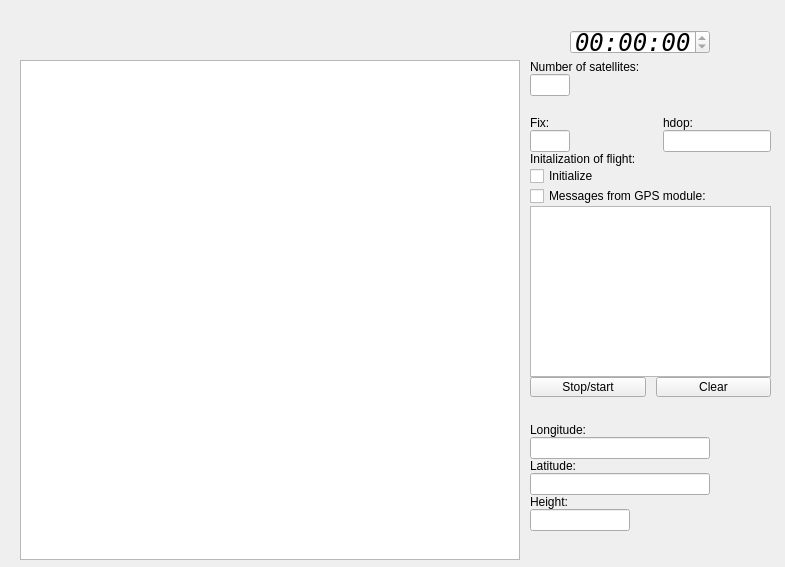
Above: src/cfclient/ui/tabs/gpsTab.ui from Mitteau/crazyflie-clients-python before the change. Below: the same form after it.
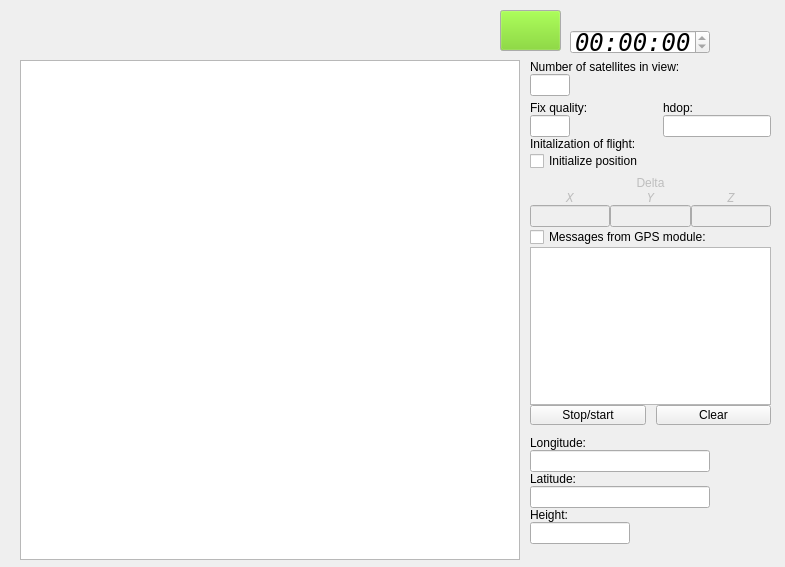
That is the form after the change.

Commit message:
Fonds inclus dans la gestion git Affichages time et n satellites et quality Masquage des fenêtres d'écart
 Sur la branche etape5
 Modifications qui seront validées :
	nouveau fichier : src/cfclient/resources/fond.png
	modifié :         src/cfclient/ui/tabs/GpsTab.py
	modifié :         src/cfclient/ui/tabs/gpsTab.ui

What changed in the file:
```diff
--- a/src/cfclient/ui/tabs/gpsTab.ui
+++ b/src/cfclient/ui/tabs/gpsTab.ui
@@ -51,7 +51,7 @@
     <item>
      <widget class="QLabel" name="label_2">
       <property name="text">
-       <string>Number of satellites: </string>
+       <string>Number of satellites in view: </string>
       </property>
       <property name="alignment">
        <set>Qt::AlignLeading|Qt::AlignLeft|Qt::AlignVCenter</set>
@@ -77,7 +77,7 @@
     <item>
      <layout class="QGridLayout" name="gridLayout">
       <property name="topMargin">
-       <number>20</number>
+       <number>5</number>
       </property>
       <item row="1" column="0">
        <widget class="QLineEdit" name="_fix_type">
@@ -101,7 +101,7 @@
       <item row="0" column="0">
        <widget class="QLabel" name="label_7">
         <property name="text">
-         <string>Fix: </string>
+         <string>Fix quality: </string>
         </property>
         <property name="alignment">
          <set>Qt::AlignLeading|Qt::AlignLeft|Qt::AlignVCenter</set>
@@ -146,10 +146,108 @@
     <item>
      <widget class="QCheckBox" name="checkBox">
       <property name="text">
-       <string>Initialize</string>
+       <string>Initialize position</string>
       </property>
      </widget>
     </item>
+    <item>
+     <layout class="QGridLayout" name="gridLayout_2">
+      <property name="topMargin">
+       <number>5</number>
+      </property>
+      <item row="1" column="1">
+       <widget class="QLabel" name="label_9">
+        <property name="enabled">
+         <bool>false</bool>
+        </property>
+        <property name="font">
+         <font>
+          <family>DejaVu Sans Mono</family>
+          <italic>true</italic>
+         </font>
+        </property>
+        <property name="text">
+         <string>Y</string>
+        </property>
+        <property name="alignment">
+         <set>Qt::AlignCenter</set>
+        </property>
+       </widget>
+      </item>
+      <item row="1" column="0">
+       <widget class="QLabel" name="label_8">
+        <property name="enabled">
+         <bool>false</bool>
+        </property>
+        <property name="font">
+         <font>
+          <family>DejaVu Sans Mono</family>
+          <italic>true</italic>
+         </font>
+        </property>
+        <property name="text">
+         <string>X</string>
+        </property>
+        <property name="alignment">
+         <set>Qt::AlignCenter</set>
+        </property>
+       </widget>
+      </item>
+      <item row="1" column="2">
+       <widget class="QLabel" name="label_10">
+        <property name="enabled">
+         <bool>false</bool>
+        </property>
+        <property name="font">
+         <font>
+          <family>DejaVu Sans Mono</family>
+          <italic>true</italic>
+         </font>
+        </property>
+        <property name="text">
+         <string>Z</string>
+        </property>
+        <property name="alignment">
+         <set>Qt::AlignCenter</set>
+        </property>
+       </widget>
+      </item>
+      <item row="0" column="1">
+       <widget class="QLabel" name="label_11">
+        <property name="enabled">
+         <bool>false</bool>
+        </property>
+        <property name="text">
+         <string>Delta</string>
+        </property>
+        <property name="alignment">
+         <set>Qt::AlignCenter</set>
+        </property>
+       </widget>
+      </item>
+      <item row="2" column="0">
+       <widget class="QLineEdit" name="_deltaX">
+        <property name="enabled">
+         <bool>false</bool>
+        </property>
+       </widget>
+      </item>
+      <item row="2" column="1">
+       <widget class="QLineEdit" name="_deltaY">
+        <property name="enabled">
+         <bool>false</bool>
+        </property>
+       </widget>
+      </item>
+      <item row="2" column="2">
+       <widget class="QLineEdit" name="_deltaZ">
+        <property name="enabled">
+         <bool>false</bool>
+        </property>
+       </widget>
+      </item>
+     </layout>
+    </item>
     <item>
      <widget class="QCheckBox" name="_ok_messages">
       <property name="text">
@@ -224,7 +322,7 @@
       <property name="minimumSize">
        <size>
         <width>0</width>
-        <height>40</height>
+        <height>25</height>
        </size>
       </property>
       <property name="maximumSize">
@@ -378,6 +476,59 @@
     <string>HH:mm:ss</string>
    </property>
   </widget>
+  <widget class="QPushButton" name="_fixed">
+   <property name="geometry">
+    <rect>
+     <x>500</x>
+     <y>10</y>
+     <width>61</width>
+     <height>41</height>
+    </rect>
+   </property>
+   <property name="palette">
+    <palette>
+     <active>
+      <colorrole role="Button">
+       <brush brushstyle="SolidPattern">
+        <color alpha="255">
+         <red>115</red>
+         <green>210</green>
+         <blue>22</blue>
+        </color>
+       </brush>
+      </colorrole>
+     </active>
+     <inactive>
+      <colorrole role="Button">
+       <brush brushstyle="SolidPattern">
+        <color alpha="255">
+         <red>115</red>
+         <green>210</green>
+         <blue>22</blue>
+        </color>
+       </brush>
+      </colorrole>
+     </inactive>
+     <disabled>
+      <colorrole role="Button">
+       <brush brushstyle="SolidPattern">
+        <color alpha="255">
+         <red>115</red>
+         <green>210</green>
+         <blue>22</blue>
+        </color>
+       </brush>
+      </colorrole>
+     </disabled>
+    </palette>
+   </property>
+   <property name="text">
+    <string/>
+   </property>
+   <property name="flat">
+    <bool>false</bool>
+   </property>
+  </widget>
  </widget>
  <resources/>
  <connections/>
```
Left out of the diff: 13 changed lines with no effect on the pictures. The commit also changes 2 other files.
